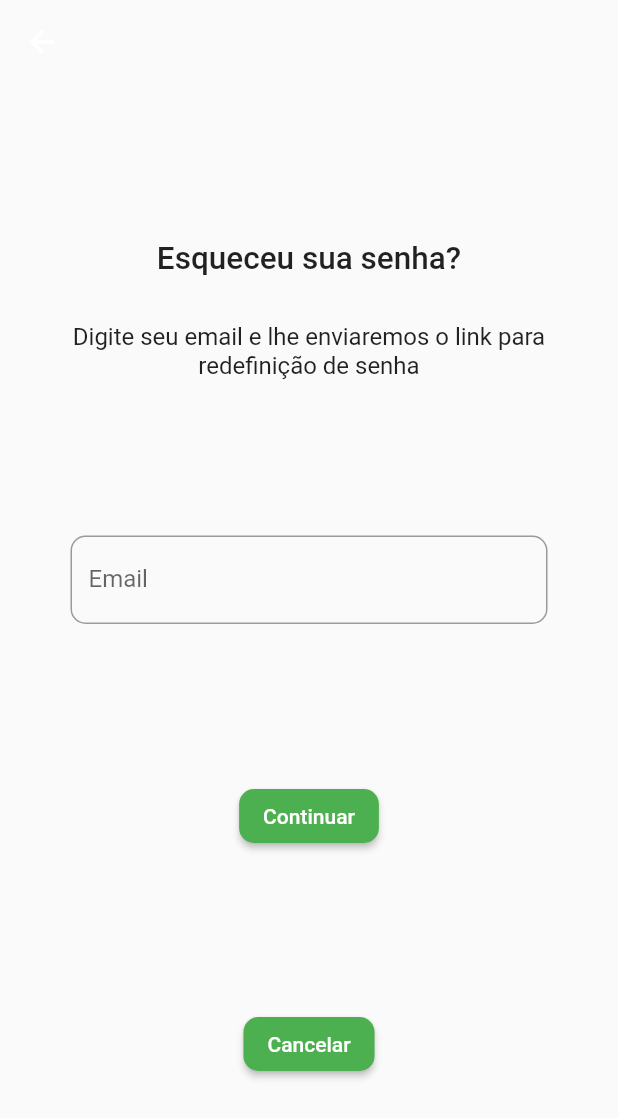
After one commit to Pamela-code/mamgo, a Flutter app: the screen it shows after launch, after a tap on "Login", after a tap on "Esqueci minha senha", on a phone screen of 412 x 824 dp. The commit adds this screen. Shown: the top 1118 px of the screen. Run offline on Flutter 3.47's test engine with Material 2 defaults, Android fonts, the light colour scheme and no system bars; our stand-ins replace firebase_auth, firebase_core, mobx; accounts and stored records are empty; generated files the repository leaves out were written again; network calls fail.

Commit message:
tela esqueci senha

```diff
--- /dev/null
+++ b/lib/auth/view/forgot_password_view.dart
@@ -0,0 +1,119 @@
+import 'package:flutter/material.dart';
+import 'package:mamgo/theme/widgets/button_manngo.dart';
+import 'package:mamgo/theme/widgets/textfield_manngo.dart';
+
+import '../controller/auth_controller.dart';
+
+class ForgotPassword extends StatefulWidget {
+  const ForgotPassword({Key? key}) : super(key: key);
+
+  @override
+  State<ForgotPassword> createState() => _ForgotPasswordState();
+}
+
+class _ForgotPasswordState extends State<ForgotPassword> {
+  AuthController controller = AuthController();
+  @override
+  Widget build(BuildContext context) {
+    return Scaffold(
+      appBar: AppBar(
+        backgroundColor: Colors.transparent,
+        elevation: 0,
+      ),
+      body: Padding(
+        padding: const EdgeInsets.symmetric(horizontal: 47),
+        child: Column(
+          mainAxisAlignment: MainAxisAlignment.spaceEvenly,
+          crossAxisAlignment: CrossAxisAlignment.center,
+          children: [
+            Column(
+              children: const [
+                Text(
+                  'Esqueceu sua senha?',
+                  style: TextStyle(
+                    fontSize: 21,
+                    fontWeight: FontWeight.w500,
+                  ),
+                ),
+                SizedBox(
+                  height: 30,
+                ),
+                Text(
+                  'Digite seu email e lhe enviaremos o link para redefinição de senha',
+                  textAlign: TextAlign.center,
+                  style: TextStyle(
+                    fontSize: 16,
+                  ),
+                ),
+              ],
+            ),
+            const TextFieldManngo(label: 'Email'),
+            ButtonManngo(
+                label: 'Continuar',
+                onPressed: () {
+                  controller.resetPasswordEmail();
+                  showDialog(
+                      barrierDismissible: false,
+                      context: context,
+                      builder: (BuildContext context) {
+                        return AlertDialog(
+                          shape: const RoundedRectangleBorder(
+                            borderRadius: BorderRadius.all(
+                              Radius.circular(10.0),
+                            ),
+                          ),
+                          content: Column(
+                            mainAxisSize: MainAxisSize.min,
+                            children: [
+                              Row(
+                                mainAxisAlignment: MainAxisAlignment.end,
+                                children: [
+                                  // IconButton(
+                                  //   onPressed: () {
+                                  //     Navigator.pop(context);
+                                  //     Navigator.push(
+                                  //       context,
+                                  //       MaterialPageRoute(
+                                  //         builder: (context) =>
+                                  //             const LoginView(),
+                                  //       ),
+                                  //     );
+                                  //   },
+                                  //   icon:
+                                  //       SvgPicture.asset('assets/svg/x.svg'),
+                                  // ),
+                                ],
+                              ),
+                              // SvgPicture.asset(
+                              //   'assets/svg/check.svg',
+                              //   height: 160,
+                              // ),
+                              const SizedBox(
+                                height: 25,
+                              ),
+                              const Text(
+                                'Email de redefinição de senha enviado com sucesso. Por favor, verifique sua caixa de spam.',
+                                textAlign: TextAlign.center,
+                                style: TextStyle(
+                                  fontSize: 18,
+                                ),
+                              ),
+                              const SizedBox(
+                                height: 50,
+                              ),
+                            ],
+                          ),
+                        );
+                      });
+                }),
+            ButtonManngo(
+                label: 'Cancelar',
+                onPressed: () {
+                  Navigator.pop(context);
+                }),
+          ],
+        ),
+      ),
+    );
+  }
+}
--- a/lib/auth/view/login_view.dart
+++ b/lib/auth/view/login_view.dart
@@ -1,4 +1,5 @@
 import 'package:flutter/material.dart';
+import 'package:mamgo/auth/view/forgot_password_view.dart';
 import 'package:mamgo/auth/view/register_view.dart';
 import 'package:mamgo/quiz/view/quiz_view.dart';
 import 'package:mamgo/theme/widgets/button_manngo.dart';
@@ -131,6 +132,20 @@ class _LoginViewState extends State<LoginView> {
                       }
                     }),
               ),
+              SizedBox(
+                height: 45,
+                width: double.infinity,
+                child: ButtonManngo(
+                    label: 'Esqueci minha senha',
+                    onPressed: () {
+                      Navigator.push(
+                        context,
+                        MaterialPageRoute(
+                          builder: (context) => const ForgotPassword(),
+                        ),
+                      );
+                    }),
+              ),
               Row(
                 mainAxisAlignment: MainAxisAlignment.center,
                 children: [
```
